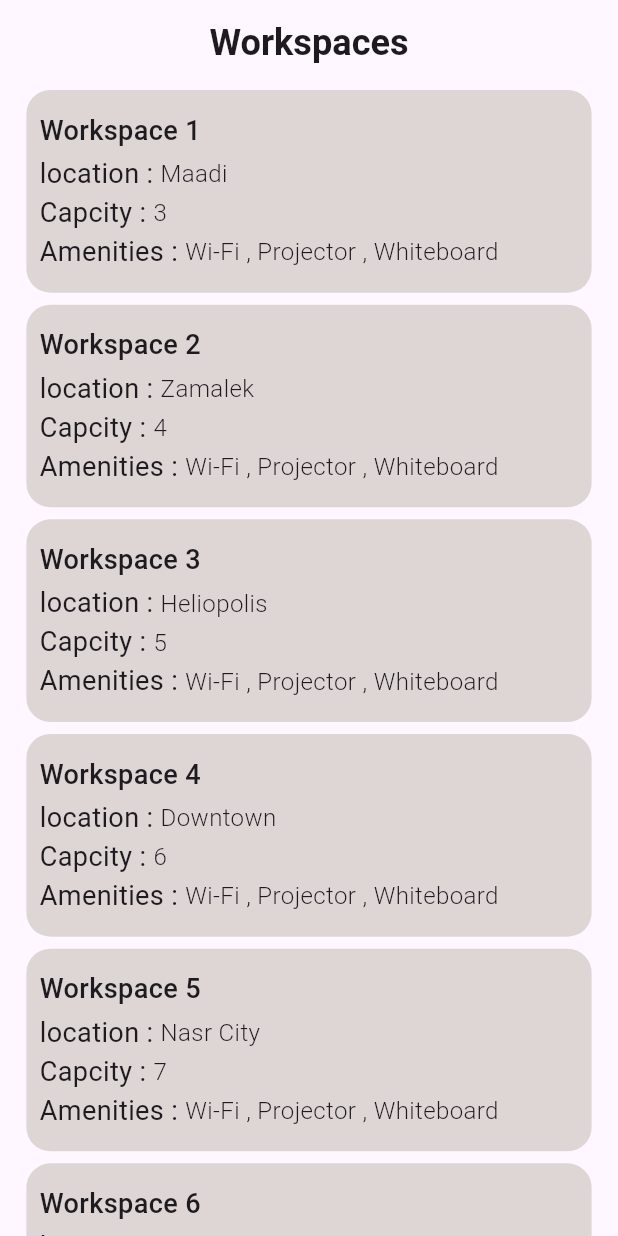
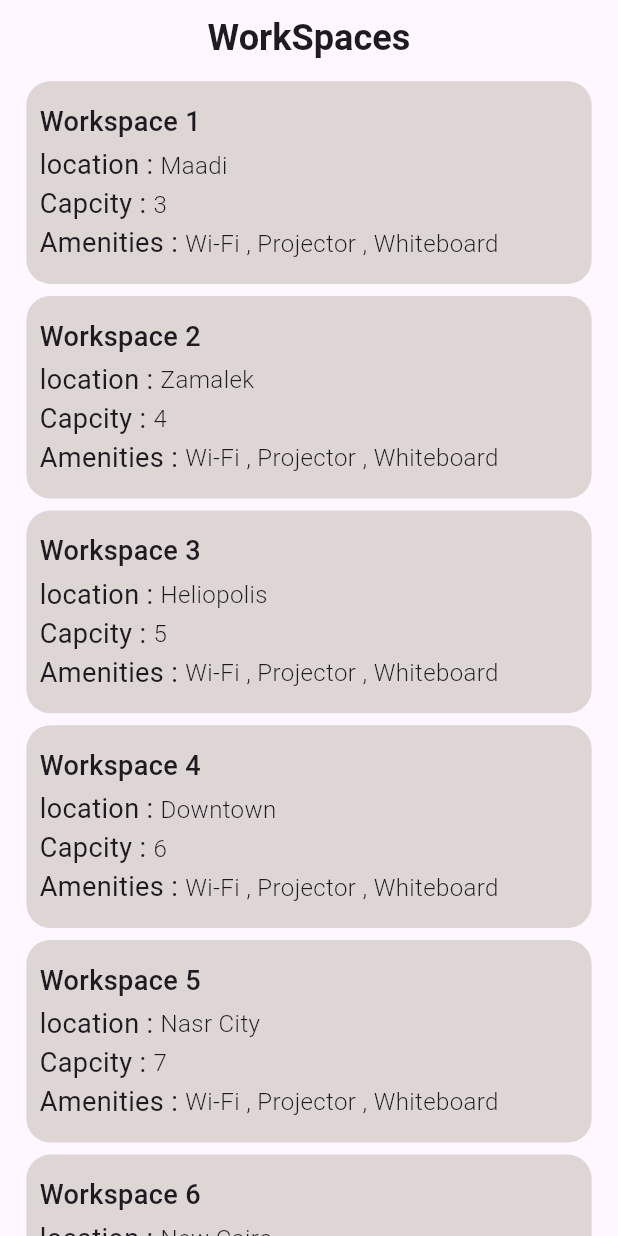
Before and after one commit to abdelrahman3003/booking, a Flutter app: the screen it shows after launch, on a phone screen of 412 x 824 dp. Run offline on Flutter 3.47's test engine with Material 3 defaults, Android fonts, the phone set to English and light mode, and no system bars; our stand-ins replace bloc, flutter_bloc, flutter_screenutil.

Commit message:
refactor code

```diff
--- a/lib/controller/worksapce/workspace_cubit.dart
+++ b/lib/controller/worksapce/workspace_cubit.dart
@@ -14,6 +14,11 @@ class WorkspaceCubit extends Cubit<WorkspaceState> {
   WorkspaceModel? workspaceModel;
   String? pickedDate;
   String? timeSlot;
+  final List<String> timeSlots = [
+    '9:00 AM - 11:00 AM',
+    '12:00 PM - 2:00 PM',
+    '3:00 PM - 5:00 PM'
+  ];
   fetchData() async {
     emit(WorkspaceLoading());
     await Future.delayed(const Duration(seconds: 2));
--- a/lib/data/data_source/workspace_data.dart
+++ b/lib/data/data_source/workspace_data.dart
@@ -1,4 +1,3 @@
-import 'package:booking/data/model/workspace_model.dart';
 
 class WorkspaceData {
  static List<String> locations = [
--- /dev/null
+++ b/lib/view/widget/workspaces_view/app_appbar.dart
@@ -0,0 +1,17 @@
+import 'package:flutter/material.dart';
+import 'package:flutter_screenutil/flutter_screenutil.dart';
+
+class MyAppBar extends StatelessWidget {
+  const MyAppBar({super.key, required this.title});
+  final String title;
+  @override
+  Widget build(BuildContext context) {
+    return AppBar(
+      title: Text(
+        title,
+        style: TextStyle(fontSize: 24.sp, fontWeight: FontWeight.w600),
+      ),
+      centerTitle: true,
+    );
+  }
+}
--- a/lib/view/widget/workspace_item.dart
+++ b/lib/view/widget/workspaces_view/workspace_item.dart
@@ -1,8 +1,7 @@
-import 'package:booking/booking.dart';
 import 'package:booking/controller/worksapce/workspace_cubit.dart';
 import 'package:booking/data/model/workspace_model.dart';
 import 'package:booking/view/booking_view.dart';
-import 'package:booking/view/widget/workspace_item_row.dart';
+import 'package:booking/view/widget/workspaces_view/workspace_item_row.dart';
 import 'package:flutter/material.dart';
 import 'package:flutter_bloc/flutter_bloc.dart';
 import 'package:flutter_screenutil/flutter_screenutil.dart';
--- a/lib/view/workspaces_view.dart
+++ b/lib/view/workspaces_view.dart
@@ -1,5 +1,6 @@
 import 'package:booking/controller/worksapce/workspace_cubit.dart';
-import 'package:booking/view/widget/workspace_list_item.dart';
+import 'package:booking/view/widget/workspaces_view/app_appbar.dart';
+import 'package:booking/view/widget/workspaces_view/workspace_list_item.dart';
 import 'package:flutter/material.dart';
 import 'package:flutter_bloc/flutter_bloc.dart';
 import 'package:flutter_screenutil/flutter_screenutil.dart';
@@ -10,13 +11,9 @@ class WorkspacesView extends StatelessWidget {
   @override
   Widget build(BuildContext context) {
     return Scaffold(
-        appBar: AppBar(
-          title: Text(
-            "Workspaces",
-            style: TextStyle(fontSize: 24.sp, fontWeight: FontWeight.w600),
-          ),
-          centerTitle: true,
-        ),
+        appBar: PreferredSize(
+            preferredSize: Size(double.infinity, 50.h),
+            child: const MyAppBar(title: "WorkSpaces")),
         body: BlocBuilder<WorkspaceCubit, WorkspaceState>(
             builder: (context, state) {
           if (state is WorkspaceSuccess) {
```
Also changed, not shown: lib/view/booking_details.dart (added, +30 -0 lines), lib/view/booking_view.dart (+4 -9 lines), lib/view/confirm_booking_view.dart (deleted, +0 -65 lines), lib/view/widget/booking_details/back_button.dart (added, +30 -0 lines), lib/view/widget/booking_details/booking_card.dart (added, +31 -0 lines), lib/view/widget/booking_view/choosedate_button.dart (added, +38 -0 lines), lib/view/widget/booking_view/confirm_button.dart (added, +36 -0 lines), lib/view/widget/booking_view/dropmenu_timeslots.dart (added, +35 -0 lines), lib/view/widget/workspaces_view/app_button.dart (renamed from lib/view/widget/app_button.dart), lib/view/widget/workspaces_view/workspace_item_row.dart (renamed from lib/view/widget/workspace_item_row.dart), lib/view/widget/workspaces_view/workspace_list_item.dart (renamed from lib/view/widget/workspace_list_item.dart).
